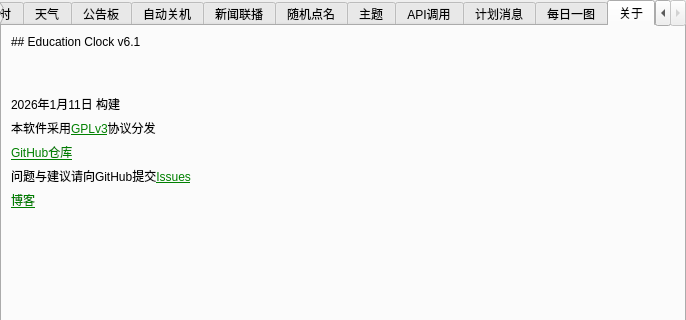
Before: the Qt Designer form ui/setting.ui in Return-Log/Education-Clock, drawn with Qt 5; both pictures show x 0 to 686 and y 0 to 320 of the 686 by 630 pixel window.
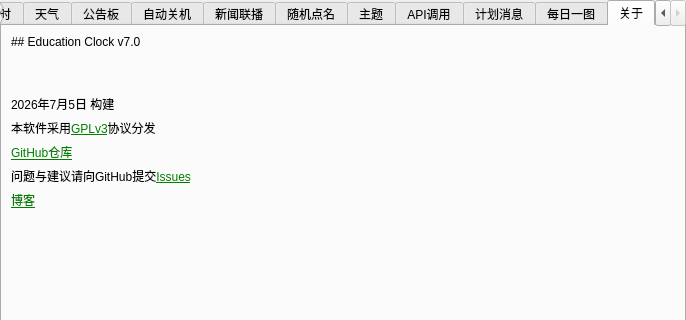
After: the same form once the commit is applied. Icons and pictures are not drawn.

```diff
--- a/ui/setting.ui
+++ b/ui/setting.ui
@@ -843,7 +843,7 @@
        <item row="0" column="1" colspan="3">
         <widget class="QLabel" name="label_32">
          <property name="text">
-          <string>## Education Clock v6.1</string>
+          <string>## Education Clock v7.0</string>
          </property>
          <property name="textFormat">
           <enum>Qt::MarkdownText</enum>
@@ -941,7 +941,7 @@
        <item row="2" column="1" colspan="3">
         <widget class="QLabel" name="label_33">
          <property name="text">
-          <string>2026年1月11日 构建</string>
+          <string>2026年7月5日 构建</string>
          </property>
         </widget>
        </item>
```
